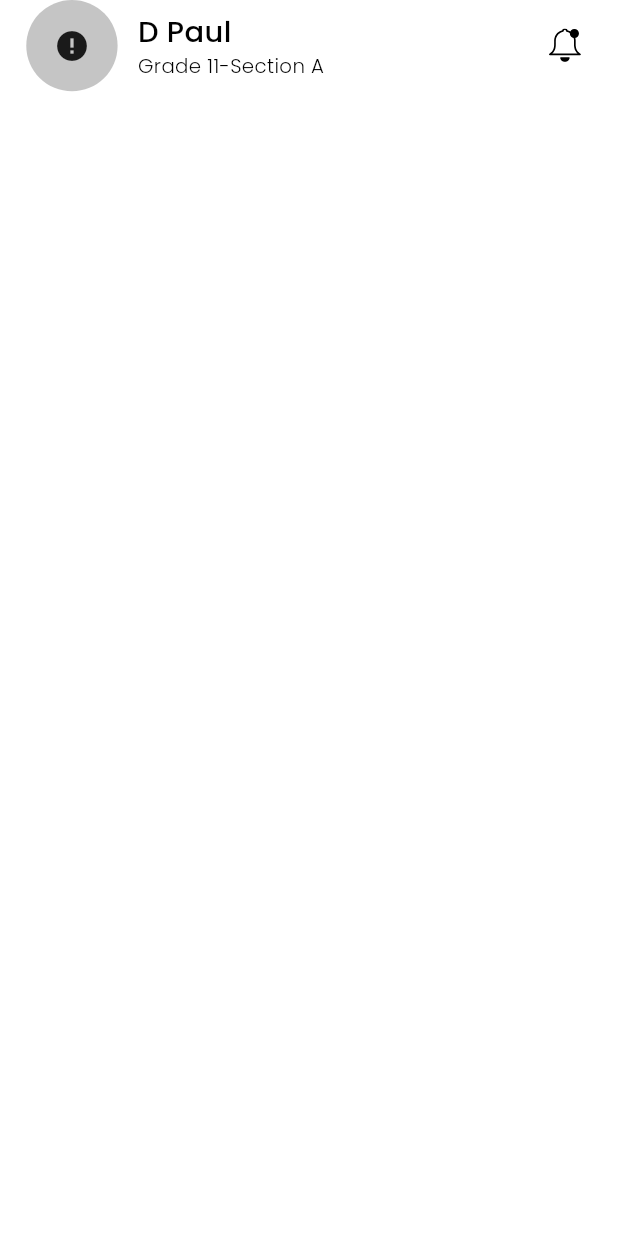
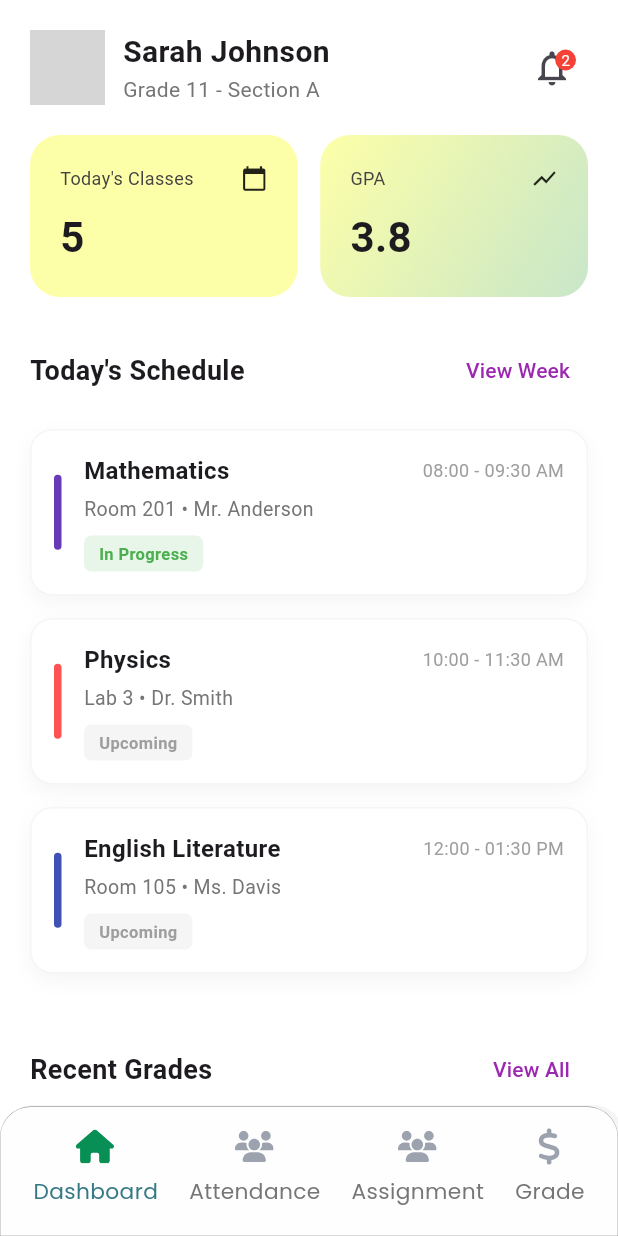
Before and after one commit to eusouf12/american_cyber_squard, a Flutter app: the StudentHomeScreen screen opened by its route, on a phone screen of 412 x 824 dp. Run offline on Flutter 3.47's test engine with Material 3 defaults, Android fonts, the phone set to English and light mode, and no system bars; drawn by our look-alikes of cached_network_image; our stand-ins replace flutter_screenutil, flutter_spinkit, flutter_svg, get, get_storage, google_fonts and 3 more; accounts and stored records are empty; network calls fail; grey boxes are pictures that could not be loaded.

Commit message:
home screen

```diff
--- a/lib/core/app_routes/app_routes.dart
+++ b/lib/core/app_routes/app_routes.dart
@@ -6,7 +6,7 @@ import 'package:get/get_navigation/src/routes/get_route.dart';
 import '../../view/screen/role_screen/demo/demo.dart';
 import '../../view/screen/role_screen/institution/institution_home/institution_home_screen.dart';
 import '../../view/screen/role_screen/parents/parents_home/parents_home_screen.dart';
-import '../../view/screen/role_screen/student/student_home/student_home_screen.dart';
+import '../../view/screen/role_screen/student/view/student_home/student_home_screen.dart';
 import '../../view/screen/role_screen/teachers/teachers_home/teachers_home_screen.dart';
 
 class AppRoutes {
--- a/lib/utils/app_icons/app_icons.dart
+++ b/lib/utils/app_icons/app_icons.dart
@@ -20,6 +20,10 @@ class AppIcons {
   static const String walletU = "$basePath/walletU.svg";
 
   static const String notification = "$basePath/notification.svg";
+  static const String home = "$basePath/home.svg";
+  static const String attendance = "$basePath/attendance.svg";
+  static const String assignments = "$basePath/assignments.svg";
+  static const String grade = "$basePath/grade.svg";
 
 
 
--- /dev/null
+++ b/lib/view/components/custom_nav_bar/student_nav_bar.dart
@@ -0,0 +1,129 @@
+import 'package:flutter/material.dart';
+import 'package:flutter_screenutil/flutter_screenutil.dart';
+import 'package:flutter_svg/flutter_svg.dart';
+import 'package:get/get.dart';
+import '../../../utils/app_colors/app_colors.dart';
+import '../../../utils/app_icons/app_icons.dart';
+import '../../screen/role_screen/student/view/student_assignment/student_assignment_screen.dart';
+import '../../screen/role_screen/student/view/student_attendance/student_attendance_screen.dart';
+import '../../screen/role_screen/student/view/student_grade_screen/student_grade_screen.dart';
+import '../../screen/role_screen/student/view/student_home/student_home_screen.dart';
+import '../custom_text/custom_text.dart';
+
+class StudentNavBar extends StatefulWidget {
+  final int currentIndex;
+
+  const StudentNavBar({required this.currentIndex, super.key});
+
+  @override
+  State<StudentNavBar> createState() => _StudentNavBarState();
+}
+
+class _StudentNavBarState extends State<StudentNavBar> {
+  late int bottomNavIndex;
+  final List<String> navbarNameList = [
+    "Dashboard".tr,
+    "Attendance".tr,
+    "Assignment".tr,
+    "Grade".tr,
+  ];
+  final List<String> selectedIcon = [
+    AppIcons.home,
+    AppIcons.attendance,
+    AppIcons.assignments,
+    AppIcons.grade,
+  ];
+  final List<String> unselectedIcon = [
+    AppIcons.home,
+    AppIcons.attendance,
+    AppIcons.attendance,
+    AppIcons.grade,
+  ];
+
+  @override
+  void initState() {
+    bottomNavIndex = widget.currentIndex;
+    super.initState();
+  }
+
+  @override
+  Widget build(BuildContext context) {
+    return Container(
+      padding: EdgeInsets.symmetric(horizontal: 20.w),
+      decoration: BoxDecoration(
+          color: Color(0xffFEFEFE),
+          borderRadius: BorderRadius.only(
+            topLeft: Radius.circular(20.r),
+            topRight: Radius.circular(20.r),
+          ),
+          border: Border.all(color: AppColors.grey_03,width: .2),
+          boxShadow: [
+            BoxShadow(
+              color: Colors.grey.withValues(alpha: 0.1),
+              spreadRadius: 1,
+              blurRadius: 0,
+              offset: const Offset(3, 0),
+            ),
+          ]
+      ),
+      height: 85.h,
+      width: MediaQuery.of(context).size.width,
+      alignment: Alignment.centerLeft,
+      child: Row(
+        crossAxisAlignment: CrossAxisAlignment.start,
+        mainAxisAlignment: MainAxisAlignment.spaceBetween,
+        children: List.generate(
+          selectedIcon.length,
+              (index) => InkWell(
+            onTap: () => onTap(index),
+            child: Column(
+              mainAxisAlignment: MainAxisAlignment.start,
+              children: [
+                SizedBox(height: 6.h,),
+                Container(
+                  height: 40.h,
+                  width: 40.w,
+                  alignment: Alignment.center,
+                  child: SvgPicture.asset(
+                    index == bottomNavIndex ? selectedIcon[index] : unselectedIcon[index],
+                    height: 24.h,
+                    width: 24.w,
+                  ),
+                ),
+                CustomText(
+                  text: navbarNameList[index],
+                  color: index == bottomNavIndex ? AppColors.primary : AppColors.grey_03,
+                  fontWeight: FontWeight.w400,
+                  fontSize: 12.w,
+                ),
+              ],
+            ),
+          ),
+        ),
+      ),
+    );
+  }
+
+  void onTap(int index) {
+    if (index != bottomNavIndex) {
+      setState(() {
+        bottomNavIndex = index;
+      });
+
+      switch (index) {
+      case 0:
+        Get.offAll(() => StudentHomeScreen());
+        break;
+      case 1:
+        Get.to(() => StudentAttendanceScreen());
+        break;
+      case 2:
+        Get.to(() => StudentAssignmentScreen());
+        break;
+      case 3:
+        Get.to(() => StudentGradeScreen());
+        break;
+      }
+    }
+  }
+}
--- a/lib/view/screen/role_screen/student/student_home/student_home_screen.dart
+++ /dev/null
@@ -1,70 +0,0 @@
-import 'package:flutter/material.dart';
-import 'package:flutter_screenutil/flutter_screenutil.dart';
-
-import '../../../../../utils/app_colors/app_colors.dart';
-import '../../../../../utils/app_const/app_const.dart';
-import '../../../../../utils/app_icons/app_icons.dart';
-import '../../../../components/custom_image/custom_image.dart';
-import '../../../../components/custom_netwrok_image/custom_network_image.dart';
-import '../../../../components/custom_text/custom_text.dart';
-
-class StudentHomeScreen extends StatelessWidget {
-  const StudentHomeScreen({super.key});
-
-  @override
-  Widget build(BuildContext context) {
-    return Scaffold(
-      body: SafeArea(
-        child: Padding(
-          padding: const EdgeInsets.symmetric(horizontal: 15),
-          child: Column(
-            crossAxisAlignment: CrossAxisAlignment.start,
-            children: [
-              Row(
-                mainAxisAlignment: MainAxisAlignment.spaceBetween,
-                children: [
-                  Row(
-                    children: [
-                      CustomNetworkImage(
-                          imageUrl: AppConstants.profileImage,
-                          height: 60.h,
-                          width: 60.w,
-                          boxShape: BoxShape.circle,
-                        ),
-                      SizedBox(width: 10.w,),
-                      Column(
-                        crossAxisAlignment: CrossAxisAlignment.start,
-                        children: [
-                          CustomText(
-                            text: "D Paul",
-                            fontSize: 16.w,
-                            fontWeight: FontWeight.w500,
-                          ),
-                          CustomText(
-                            text: 'Grade 11-Section A',
-                          ),
-                        ],
-                      ),
-                    ],
-                  ),
-                  GestureDetector(
-                    onTap: () {
-                      // Get.toNamed(AppRoutes.notificationScreen);
-                    },
-                    child: CircleAvatar(
-                      backgroundColor: AppColors.white,
-                      child: CustomImage(
-                        imageSrc: AppIcons.notification,
-                        imageColor: Colors.black,
-                      ),
-                    ),
-                  )
-                ],
-              ),
-            ],
-          ),
-        ),
-      )
-    );
-  }
-}
--- /dev/null
+++ b/lib/view/screen/role_screen/student/view/student_assignment/student_assignment_screen.dart
@@ -0,0 +1,18 @@
+import 'package:america_ayber_squad/view/components/custom_nav_bar/student_nav_bar.dart';
+import 'package:america_ayber_squad/view/components/custom_text/custom_text.dart';
+import 'package:flutter/material.dart';
+
+class StudentAssignmentScreen extends StatelessWidget {
+  const StudentAssignmentScreen({super.key});
+
+  @override
+  Widget build(BuildContext context) {
+    return Scaffold(
+      appBar: AppBar(
+        title: const Text('Grades'),
+      ),
+      body: Center(child: CustomText(text: "This is Assignment Screen")),
+      bottomNavigationBar: StudentNavBar(currentIndex: 2)
+    );
+  }
+}
--- /dev/null
+++ b/lib/view/screen/role_screen/student/view/student_attendance/student_attendance_screen.dart
@@ -0,0 +1,20 @@
+import 'package:america_ayber_squad/view/components/custom_text/custom_text.dart';
+import 'package:flutter/material.dart';
+
+import '../../../../../components/custom_nav_bar/student_nav_bar.dart';
+
+class StudentAttendanceScreen extends StatelessWidget {
+  const StudentAttendanceScreen({super.key});
+
+  @override
+  Widget build(BuildContext context) {
+    return Scaffold(
+      appBar: AppBar(
+        title: const Text('Grades'),
+      ),
+      body: Center(child: CustomText(text: "This is Attendance Screen")
+      ),
+        bottomNavigationBar: StudentNavBar(currentIndex: 1)
+    );
+  }
+}
--- /dev/null
+++ b/lib/view/screen/role_screen/student/view/student_grade_screen/student_grade_screen.dart
@@ -0,0 +1,19 @@
+import 'package:america_ayber_squad/view/components/custom_text/custom_text.dart';
+import 'package:flutter/material.dart';
+
+import '../../../../../components/custom_nav_bar/student_nav_bar.dart';
+
+class StudentGradeScreen extends StatelessWidget {
+  const StudentGradeScreen({super.key});
+
+  @override
+  Widget build(BuildContext context) {
+    return Scaffold(
+      appBar: AppBar(
+        title: const Text('Grades'),
+      ),
+      body: Center(child: CustomText(text: "This is Grade Screen")),
+        bottomNavigationBar: StudentNavBar(currentIndex: 3)
+    );
+  }
+}
--- /dev/null
+++ b/lib/view/screen/role_screen/student/view/student_home/student_home_screen.dart
@@ -0,0 +1,427 @@
+import 'package:flutter/material.dart';
+import 'package:get/get.dart';
+
+import '../../../../../components/custom_nav_bar/student_nav_bar.dart';
+import '../../controller/student_home_controller.dart';
+
+
+class StudentHomeScreen extends StatelessWidget {
+  StudentHomeScreen({super.key});
+
+  final StudentHomeController controller = Get.put(StudentHomeController());
+
+  @override
+  Widget build(BuildContext context) {
+    return Scaffold(
+      backgroundColor: Colors.white,
+      body: SafeArea(
+        child: SingleChildScrollView(
+          padding: const EdgeInsets.all(20.0),
+          child: Column(
+            crossAxisAlignment: CrossAxisAlignment.start,
+            children: [
+              // 1. Header Section
+              _buildHeader(),
+              const SizedBox(height: 20),
+
+              // 2. Summary Cards (Classes & GPA)
+              _buildSummaryCards(),
+              const SizedBox(height: 25),
+
+              // 3. Today's Schedule
+              _buildSectionTitle("Today's Schedule", "View Week"),
+              const SizedBox(height: 15),
+              _buildScheduleItem("Mathematics", "Room 201 • Mr. Anderson", "08:00 - 09:30 AM", Colors.deepPurple, "In Progress", true),
+              _buildScheduleItem("Physics", "Lab 3 • Dr. Smith", "10:00 - 11:30 AM", Colors.redAccent, "Upcoming", false),
+              _buildScheduleItem("English Literature", "Room 105 • Ms. Davis", "12:00 - 01:30 PM", Colors.indigo, "Upcoming", false),
+              const SizedBox(height: 25),
+
+              // 4. Recent Grades
+              _buildSectionTitle("Recent Grades", "View All"),
+              const SizedBox(height: 15),
+              GridView.count(
+                shrinkWrap: true,
+                physics: const NeverScrollableScrollPhysics(),
+                crossAxisCount: 2,
+                crossAxisSpacing: 15,
+                mainAxisSpacing: 15,
+                childAspectRatio: 1.1,
+                children: [
+                  _buildGradeCard("Mathematics", "A", "82% Average", Icons.calculate_outlined, Colors.deepPurple),
+                  _buildGradeCard("Physics", "B+", "65% Average", Icons.science_outlined, Colors.orange),
+                  _buildGradeCard("English", "A-", "88% Average", Icons.book_outlined, Colors.indigo),
+                  _buildGradeCard("History", "A", "90% Average", Icons.public, Colors.teal),
+                ],
+              ),
+              const SizedBox(height: 25),
+
+              // 5. Attendance Section
+              _buildSectionTitle("Attendance", ""),
+              const SizedBox(height: 15),
+              _buildAttendanceCard(),
+              const SizedBox(height: 25),
+
+              // 6. Quick Actions
+              _buildSectionTitle("Quick Actions", ""),
+              const SizedBox(height: 15),
+              Row(
+                children: [
+                  Expanded(child: _buildQuickAction("Reports", Icons.description, const Color(0xFFE8F5E9), Colors.green)),
+                  const SizedBox(width: 15),
+                  Expanded(child: _buildQuickAction("Messages", Icons.chat_bubble_outline, const Color(0xFFFFF3E0), Colors.orange)),
+                ],
+              ),
+              const SizedBox(height: 25),
+
+              // 7. Upcoming Assignments (Example)
+              _buildSectionTitle("Upcoming Assignments", "View All"),
+              const SizedBox(height: 15),
+              _buildAssignmentCard("Math Homework", "Due Tomorrow", Colors.purple.shade50),
+
+              const SizedBox(height: 80), // Bottom padding
+            ],
+          ),
+        ),
+      ),
+        bottomNavigationBar: StudentNavBar(currentIndex: 0)
+    );
+  }
+
+  // --- Helper Widgets ---
+
+  Widget _buildHeader() {
+    return Row(
+      mainAxisAlignment: MainAxisAlignment.spaceBetween,
+      children: [
+        Row(
+          children: [
+            const CircleAvatar(
+              radius: 25,
+              backgroundImage: NetworkImage('https://i.pravatar.cc/150?img=12'),
+            ),
+            const SizedBox(width: 12),
+            Column(
+              crossAxisAlignment: CrossAxisAlignment.start,
+              children: [
+                const Text(
+                  "Sarah Johnson",
+                  style: TextStyle(fontSize: 20, fontWeight: FontWeight.bold),
+                ),
+                Text(
+                  "Grade 11 - Section A",
+                  style: TextStyle(color: Colors.grey[600], fontSize: 14),
+                ),
+              ],
+            ),
+          ],
+        ),
+        Stack(
+          children: [
+            IconButton(onPressed: () {}, icon: const Icon(Icons.notifications_none, size: 28)),
+            Positioned(
+              right: 8,
+              top: 8,
+              child: Container(
+                padding: const EdgeInsets.all(4),
+                decoration: const BoxDecoration(color: Colors.red, shape: BoxShape.circle),
+                child: const Text('2', style: TextStyle(color: Colors.white, fontSize: 10)),
+              ),
+            )
+          ],
+        )
+      ],
+    );
+  }
+
+  Widget _buildSummaryCards() {
+    return Row(
+      children: [
+        Expanded(
+          child: Container(
+            padding: const EdgeInsets.all(20),
+            decoration: BoxDecoration(
+              color: const Color(0xFFFDFFA8), // Light Yellowish
+              borderRadius: BorderRadius.circular(20),
+            ),
+            child: Column(
+              crossAxisAlignment: CrossAxisAlignment.start,
+              children: [
+                Row(
+                  mainAxisAlignment: MainAxisAlignment.spaceBetween,
+                  children: [
+                    Text("Today's Classes", style: TextStyle(color: Colors.grey[800], fontSize: 12)),
+                    const Icon(Icons.calendar_today, size: 18),
+                  ],
+                ),
+                const SizedBox(height: 10),
+                const Text("5", style: TextStyle(fontSize: 28, fontWeight: FontWeight.bold)),
+              ],
+            ),
+          ),
+        ),
+        const SizedBox(width: 15),
+        Expanded(
+          child: Container(
+            padding: const EdgeInsets.all(20),
+            decoration: BoxDecoration(
+              gradient: const LinearGradient(
+                colors: [Color(0xFFFDFFA8), Color(0xFFC8E6C9)], // Yellow to Green
+                begin: Alignment.topLeft,
+                end: Alignment.bottomRight,
+              ),
+              borderRadius: BorderRadius.circular(20),
+            ),
+            child: Column(
+              crossAxisAlignment: CrossAxisAlignment.start,
+              children: [
+                Row(
+                  mainAxisAlignment: MainAxisAlignment.spaceBetween,
+                  children: [
+                    Text("GPA", style: TextStyle(color: Colors.grey[800], fontSize: 12)),
+                    const Icon(Icons.show_chart, size: 18),
+                  ],
+                ),
+                const SizedBox(height: 10),
+                const Text("3.8", style: TextStyle(fontSize: 28, fontWeight: FontWeight.bold)),
+              ],
+            ),
+          ),
+        ),
+      ],
+    );
+  }
+
+  Widget _buildSectionTitle(String title, String actionText) {
+    return Row(
+      mainAxisAlignment: MainAxisAlignment.spaceBetween,
+      children: [
+        Text(title, style: const TextStyle(fontSize: 18, fontWeight: FontWeight.bold)),
+        if (actionText.isNotEmpty)
+          TextButton(
+            onPressed: () {},
+            child: Text(actionText, style: const TextStyle(color: Colors.purple)),
+          )
+      ],
+    );
+  }
+
+  Widget _buildScheduleItem(String subject, String details, String time, Color color, String status, bool isActive) {
+    return Container(
+      margin: const EdgeInsets.only(bottom: 15),
+      padding: const EdgeInsets.all(15),
+      decoration: BoxDecoration(
+        color: Colors.white,
+        borderRadius: BorderRadius.circular(15),
+        border: Border.all(color: Colors.grey.shade100),
+        boxShadow: [
+          BoxShadow(color: Colors.grey.shade100, blurRadius: 10, offset: const Offset(0, 5)),
+        ],
+      ),
+      child: Row(
+        children: [
+          Container(
+            width: 5,
+            height: 50,
+            decoration: BoxDecoration(color: color, borderRadius: BorderRadius.circular(5)),
+          ),
+          const SizedBox(width: 15),
+          Expanded(
+            child: Column(
+              crossAxisAlignment: CrossAxisAlignment.start,
+              children: [
+                Row(
+                  mainAxisAlignment: MainAxisAlignment.spaceBetween,
+                  children: [
+                    Text(subject, style: const TextStyle(fontWeight: FontWeight.bold, fontSize: 16)),
+                    Text(time, style: TextStyle(color: Colors.grey[500], fontSize: 12)),
+                  ],
+                ),
+                const SizedBox(height: 5),
+                Text(details, style: TextStyle(color: Colors.grey[600], fontSize: 13)),
+                const SizedBox(height: 8),
+                Container(
+                  padding: const EdgeInsets.symmetric(horizontal: 10, vertical: 4),
+                  decoration: BoxDecoration(
+                    color: isActive ? Colors.green.shade50 : Colors.grey.shade100,
+                    borderRadius: BorderRadius.circular(5),
+                  ),
+                  child: Text(
+                    status,
+                    style: TextStyle(
+                      color: isActive ? Colors.green : Colors.grey,
+                      fontSize: 11,
+                      fontWeight: FontWeight.bold,
+                    ),
+                  ),
+                )
+              ],
+            ),
+          )
+        ],
+      ),
+    );
+  }
+
+  Widget _buildGradeCard(String subject, String grade, String avg, IconData icon, Color color) {
+    return Container(
+      padding: const EdgeInsets.all(15),
+      decoration: BoxDecoration(
+        color: Colors.white,
+        borderRadius: BorderRadius.circular(20),
+        border: Border.all(color: Colors.grey.shade100),
+        boxShadow: [BoxShadow(color: Colors.grey.shade100, blurRadius: 5, offset: const Offset(0, 2))],
+      ),
+      child: Column(
+        crossAxisAlignment: CrossAxisAlignment.start,
+        mainAxisAlignment: MainAxisAlignment.spaceBetween,
+        children: [
+          Row(
+            mainAxisAlignment: MainAxisAlignment.spaceBetween,
+            children: [
+              Container(
+                padding: const EdgeInsets.all(8),
+                decoration: BoxDecoration(color: color.withOpacity(0.1), borderRadius: BorderRadius.circular(10)),
+                child: Icon(icon, color: color, size: 20),
+              ),
+              Container(
+                padding: const EdgeInsets.all(6),
+                decoration: BoxDecoration(color: Colors.green.shade50, shape: BoxShape.circle),
+                child: Text(grade, style: const TextStyle(color: Colors.green, fontWeight: FontWeight.bold, fontSize: 12)),
+              ),
+            ],
+          ),
+          Column(
+            crossAxisAlignment: CrossAxisAlignment.start,
+            children: [
+              Text(subject, style: const TextStyle(fontWeight: FontWeight.bold, fontSize: 15)),
+              const SizedBox(height: 4),
+              Text(avg, style: TextStyle(color: Colors.grey[500], fontSize: 11)),
+              const SizedBox(height: 8),
+              LinearProgressIndicator(
+                value: 0.82,
+                backgroundColor: Colors.grey.shade200,
+                color: color,
+                minHeight: 4,
+                borderRadius: BorderRadius.circular(5),
+              )
+            ],
+          )
+        ],
+      ),
+    );
+  }
+
+  Widget _buildAttendanceCard() {
+    return Container(
+      padding: const EdgeInsets.all(20),
+      decoration: BoxDecoration(
+        color: Colors.white,
+        borderRadius: BorderRadius.circular(20),
+        border: Border.all(color: Colors.grey.shade100),
+        boxShadow: [BoxShadow(color: Colors.grey.shade100, blurRadius: 10)],
+      ),
+      child: Column(
+        children: [
+          Row(
+            mainAxisAlignment: MainAxisAlignment.spaceBetween,
+            children: [
+              const Column(
+                crossAxisAlignment: CrossAxisAlignment.start,
+                children: [
+                  Text("Overall Attendance", style: TextStyle(fontWeight: FontWeight.bold, fontSize: 16)),
+                  Text("This semester", style: TextStyle(color: Colors.grey, fontSize: 12)),
+                ],
+              ),
+              Text("92%", style: TextStyle(color: Colors.green[700], fontSize: 24, fontWeight: FontWeight.bold)),
+            ],
+          ),
+          const SizedBox(height: 15),
+          ClipRRect(
+            borderRadius: BorderRadius.circular(10),
+            child: LinearProgressIndicator(
+              value: 0.92,
+              minHeight: 10,
+              backgroundColor: Colors.grey.shade200,
+              color: Colors.green[600],
+            ),
+          ),
+          const SizedBox(height: 20),
+          Row(
+            mainAxisAlignment: MainAxisAlignment.spaceBetween,
+            children: [
+              _buildAttendanceStat("185", "Present", Colors.green),
+              _buildAttendanceStat("8", "Late", Colors.orange),
+              _buildAttendanceStat("8", "Absent", Colors.red),
+            ],
+          )
+        ],
+      ),
+    );
+  }
+
+  Widget _buildAttendanceStat(String value, String label, Color color) {
+    return Column(
+      children: [
+        Text(value, style: TextStyle(color: color, fontWeight: FontWeight.bold, fontSize: 16)),
+        Text(label, style: const TextStyle(color: Colors.grey, fontSize: 12)),
+      ],
+    );
+  }
+
+  Widget _buildQuickAction(String title, IconData icon, Color bgColor, Color iconColor) {
+    return Container(
+      padding: const EdgeInsets.symmetric(vertical: 20),
+      decoration: BoxDecoration(
+        color: Colors.white,
+        borderRadius: BorderRadius.circular(20),
+        boxShadow: [BoxShadow(color: Colors.grey.shade100, blurRadius: 5)],
+      ),
+      child: Column(
+        children: [
+          Container(
+            padding: const EdgeInsets.all(12),
+            decoration: BoxDecoration(color: bgColor, borderRadius: BorderRadius.circular(15)),
+            child: Icon(icon, color: iconColor),
+          ),
+          const SizedBox(height: 10),
+          Text(title, style: const TextStyle(fontWeight: FontWeight.bold)),
+        ],
+      ),
+    );
+  }
+
+  Widget _buildAssignmentCard(String title, String dueText, Color bgColor) {
+    return Container(
+      padding: const EdgeInsets.all(15),
+      decoration: BoxDecoration(
+        color: Colors.white,
+        borderRadius: BorderRadius.circular(15),
+        border: Border.all(color: Colors.grey.shade100),
+      ),
+      child: Row(
+        children: [
+          Container(
+            padding: const EdgeInsets.all(10),
+            decoration: BoxDecoration(color: bgColor, borderRadius: BorderRadius.circular(10)),
+            child: const Icon(Icons.edit, color: Colors.purple, size: 20),
+          ),
+          const SizedBox(width: 15),
+          Expanded(
+            child: Column(
+              crossAxisAlignment: CrossAxisAlignment.start,
+              children: [
+                Text(title, style: const TextStyle(fontWeight: FontWeight.bold, fontSize: 15)),
+                Text("Chapter 5: Quadratic Equations", style: TextStyle(color: Colors.grey[600], fontSize: 12)),
+              ],
+            ),
+          ),
+          Container(
+            padding: const EdgeInsets.symmetric(horizontal: 8, vertical: 4),
+            decoration: BoxDecoration(color: Colors.red.shade50, borderRadius: BorderRadius.circular(5)),
+            child: Text(dueText, style: const TextStyle(color: Colors.red, fontSize: 10, fontWeight: FontWeight.bold)),
+          )
+        ],
+      ),
+    );
+  }
+}
```
Also changed, not shown: assets/icons/assignment.svg (added), assets/icons/attendance.svg (added), assets/icons/grade.svg (added), assets/icons/home.svg (added).
